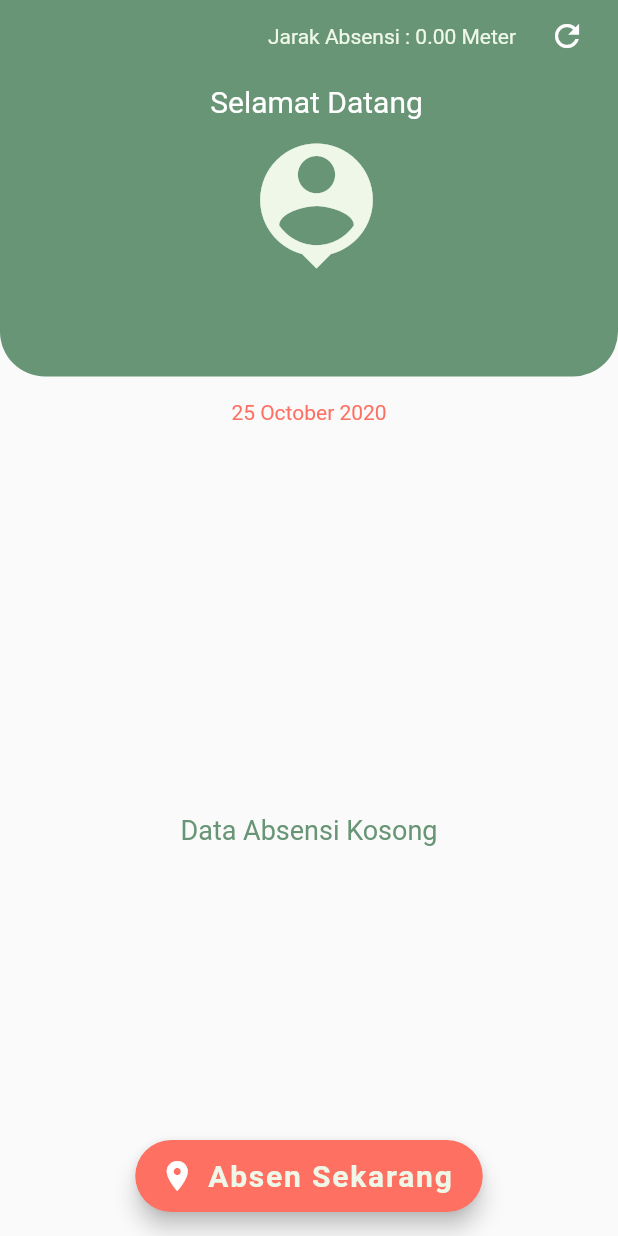
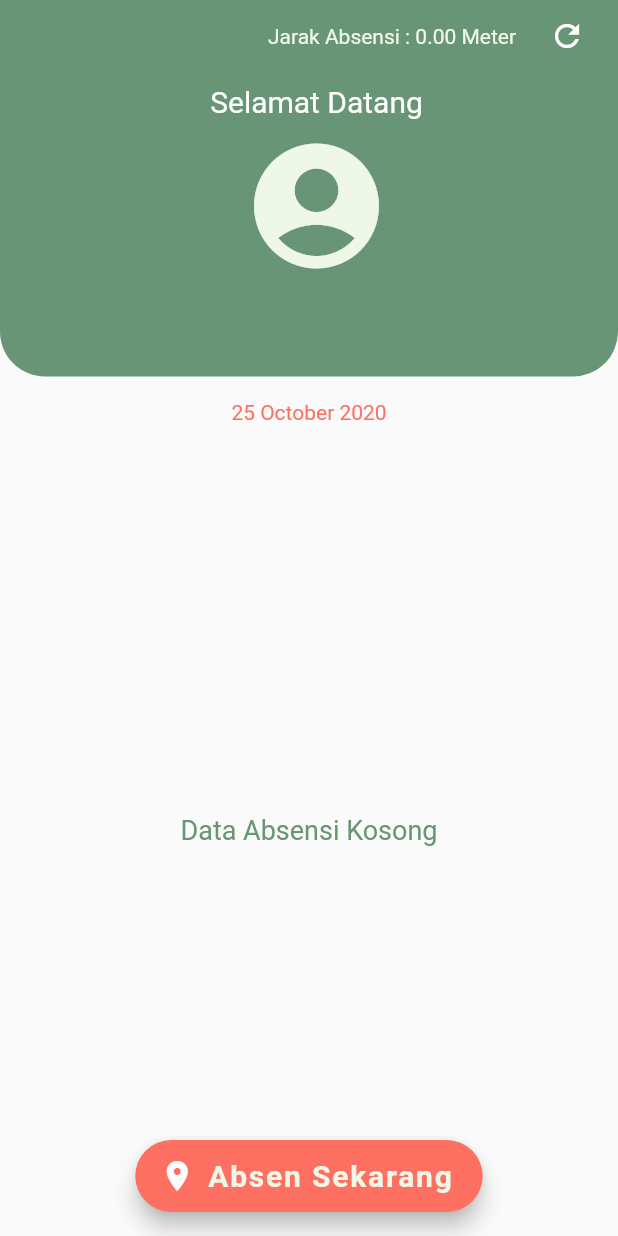
Before and after one commit to RafiIzzatulRizquFaris/penerangan_kops, a Flutter app: the Home screen opened directly, on a phone screen of 412 x 824 dp. Run offline on Flutter 3.47's test engine with Material 2 defaults, Android fonts, the phone set to English and light mode, and no system bars; our stand-ins replace animated_text_kit, cloud_firestore, geolocator, progress_dialog, rflutter_alert, shared_preferences and 1 more; missing offline and left inert: app_settings, snapping_sheet; accounts and stored records are empty.

```diff
--- a/lib/screen/home.dart
+++ b/lib/screen/home.dart
@@ -147,7 +147,7 @@ class _HomeState extends State<Home> implements AbsensiContractView {
                       height: 8,
                     ),
                     Icon(
-                      Icons.person_pin,
+                      Icons.account_circle,
                       color: AppColor.primaryColor,
                       size: 100,
                     ),
--- a/pubspec.yaml
+++ b/pubspec.yaml
@@ -25,6 +25,7 @@ dependencies:
     sdk: flutter
   cupertino_icons: ^1.0.0
   cloud_firestore: ^0.13.5
+  firebase_core: ^0.4.0+9
   shared_preferences: ^0.5.7+3
   animated_text_kit: ^2.2.0
   rflutter_alert: any
```
Also changed, not shown: 7 other files.
